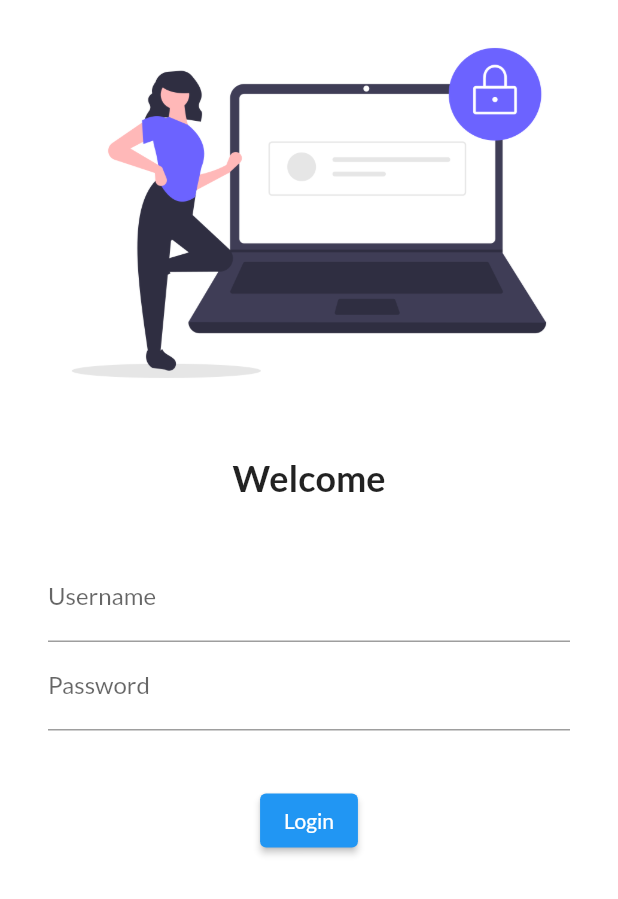
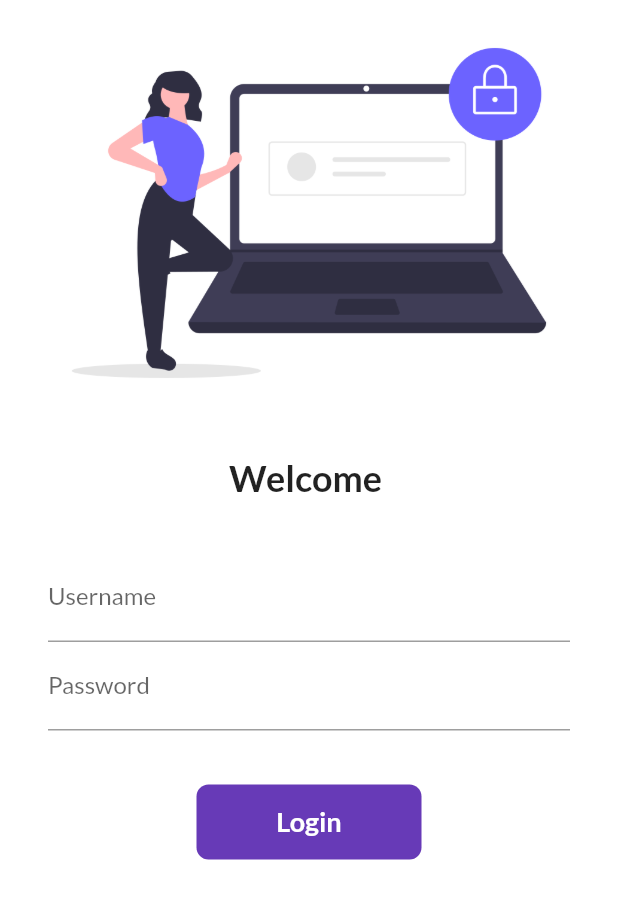
Before and after one commit to hieunguyen-it/catalog_app_flutter, a Flutter app: the screen it shows after launch, on a phone screen of 412 x 824 dp. Shown: the top 899 px of the screen. Run offline on Flutter 3.47's test engine with Material 2 defaults, Android fonts, the phone set to English and light mode, and no system bars; our stand-ins replace google_fonts.

Commit message:
add animate button

```diff
--- a/lib/main.dart
+++ b/lib/main.dart
@@ -1,5 +1,6 @@
 import 'package:catalog_app/pages/home_page.dart';
 import 'package:catalog_app/pages/login_page.dart';
+import 'package:catalog_app/utils/routes.dart';
 import 'package:flutter/material.dart';
 import 'package:google_fonts/google_fonts.dart';
 
@@ -13,9 +14,10 @@ class MyApp extends StatelessWidget {
   @override
   Widget build(BuildContext context) {
     return MaterialApp(
+      debugShowCheckedModeBanner: false,
       themeMode: ThemeMode.light,
       theme: ThemeData(
-        primaryColor: Colors.deepPurple,
+        primarySwatch: Colors.deepPurple,
         fontFamily: GoogleFonts.lato().fontFamily,
       ),
       darkTheme: ThemeData(brightness: Brightness.dark),
@@ -23,8 +25,8 @@ class MyApp extends StatelessWidget {
       initialRoute: "/",
       routes: {
         "/": (context) => LoginPage(),
-        "/home": (context) => HomePage(),
-        "/login": (context) => LoginPage()
+        PageRoutes.homeRoute: (context) => HomePage(),
+        PageRoutes.loginRoute: (context) => LoginPage()
       },
     );
   }
--- a/lib/pages/login_page.dart
+++ b/lib/pages/login_page.dart
@@ -1,12 +1,22 @@
+import 'package:catalog_app/utils/routes.dart';
 import 'package:flutter/material.dart';
 
-class LoginPage extends StatelessWidget {
+class LoginPage extends StatefulWidget {
   const LoginPage({Key? key}) : super(key: key);
+
+  @override
+  State<LoginPage> createState() => _LoginPageState();
+}
+
+class _LoginPageState extends State<LoginPage> {
+  String name = "";
+  bool changeButton = false;
 
   @override
   Widget build(BuildContext context) {
     return Material(
       color: Colors.white,
+      child: SingleChildScrollView(
         child: Column(
           children: [
             Image.asset(
@@ -15,7 +25,7 @@ class LoginPage extends StatelessWidget {
             ),
             SizedBox(height: 20.0),
             Text(
-            "Welcome",
+              "Welcome $name",
               style: TextStyle(fontSize: 24, fontWeight: FontWeight.bold),
             ),
             SizedBox(height: 20.0),
@@ -27,6 +37,10 @@ class LoginPage extends StatelessWidget {
                   TextFormField(
                     decoration: InputDecoration(
                         hintText: "Enter userame", labelText: "Username"),
+                    onChanged: (value) {
+                      name = value;
+                      setState(() {});
+                    },
                   ),
                   TextFormField(
                     obscureText: true,
@@ -37,12 +51,46 @@ class LoginPage extends StatelessWidget {
               ),
             ),
             SizedBox(height: 20.0),
-          ElevatedButton(
-            onPressed: () {},
-            child: Text("Login"),
-            style: TextButton.styleFrom(),
+            InkWell(
+              onTap: () async {
+                setState(() {
+                  changeButton = true;
+                });
+                await Future.delayed(Duration(seconds: 1));
+                Navigator.pushNamed(context, PageRoutes.homeRoute);
+              },
+              child: AnimatedContainer(
+                duration: Duration(seconds: 1),
+                width: changeButton ? 50 : 150,
+                height: 50,
+                alignment: Alignment.center,
+                child: changeButton
+                    ? Icon(
+                        Icons.done,
+                        color: Colors.white,
                       )
+                    : Text(
+                        "Login",
+                        style: TextStyle(
+                            color: Colors.white,
+                            fontSize: 18,
+                            fontWeight: FontWeight.bold),
+                      ),
+                decoration: BoxDecoration(
+                    color: Colors.deepPurple,
+                    // shape: changeButton ? BoxShape.circle : BoxShape.rectangle,
+                    borderRadius: BorderRadius.circular(changeButton ? 50 : 8)),
+              ),
+            )
+            // ElevatedButton(
+            //   onPressed: () {
+            //     Navigator.pushNamed(context, PageRoutes.homeRoute);
+            //   },
+            //   child: Text("Login"),
+            //   style: TextButton.styleFrom(minimumSize: Size(150, 40)),
+            // )
           ],
+        ),
       ),
     );
   }
--- /dev/null
+++ b/lib/utils/routes.dart
@@ -0,0 +1,4 @@
+class PageRoutes {
+  static String loginRoute = "/login";
+  static String homeRoute = "/home";
+}
```
Lines whose indentation alone changed are shown as unchanged.
